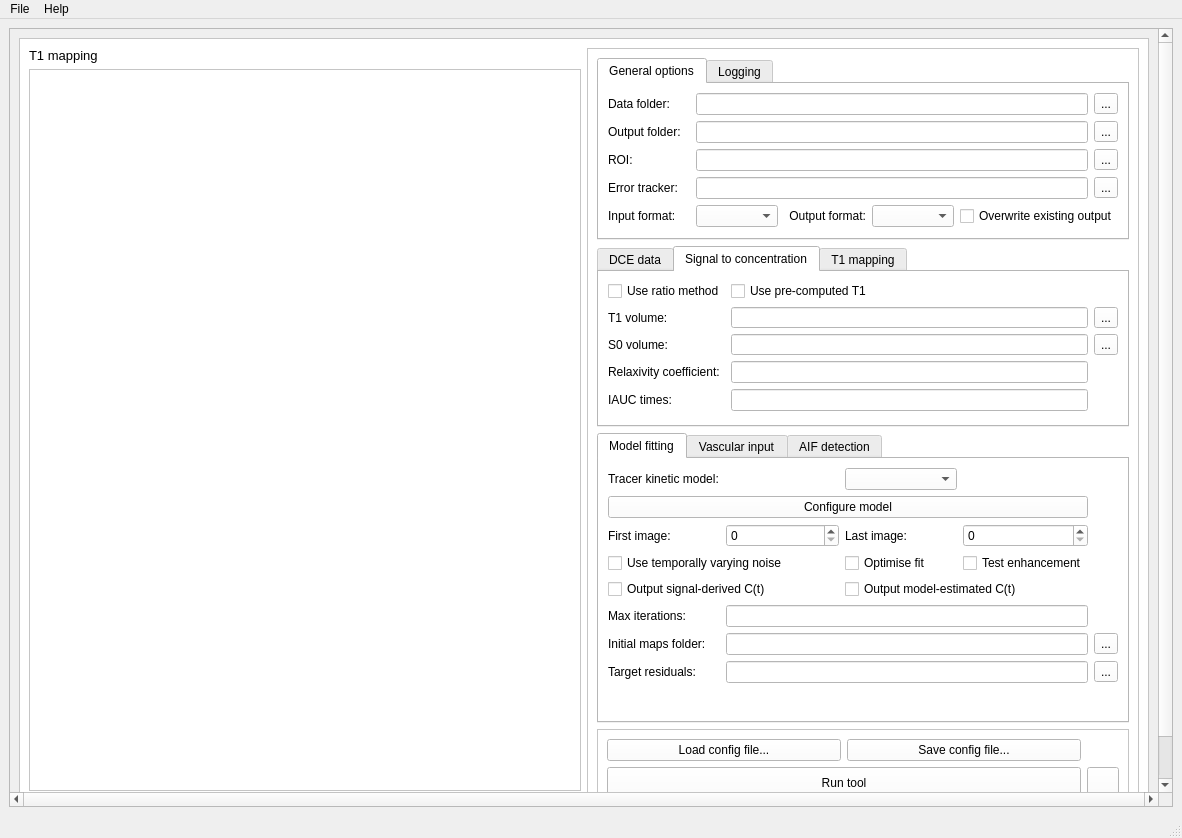
Before: the Qt Designer form madym/qt_gui/madym_gui.ui in michaelberks/madym_cxx, drawn with Qt 5.
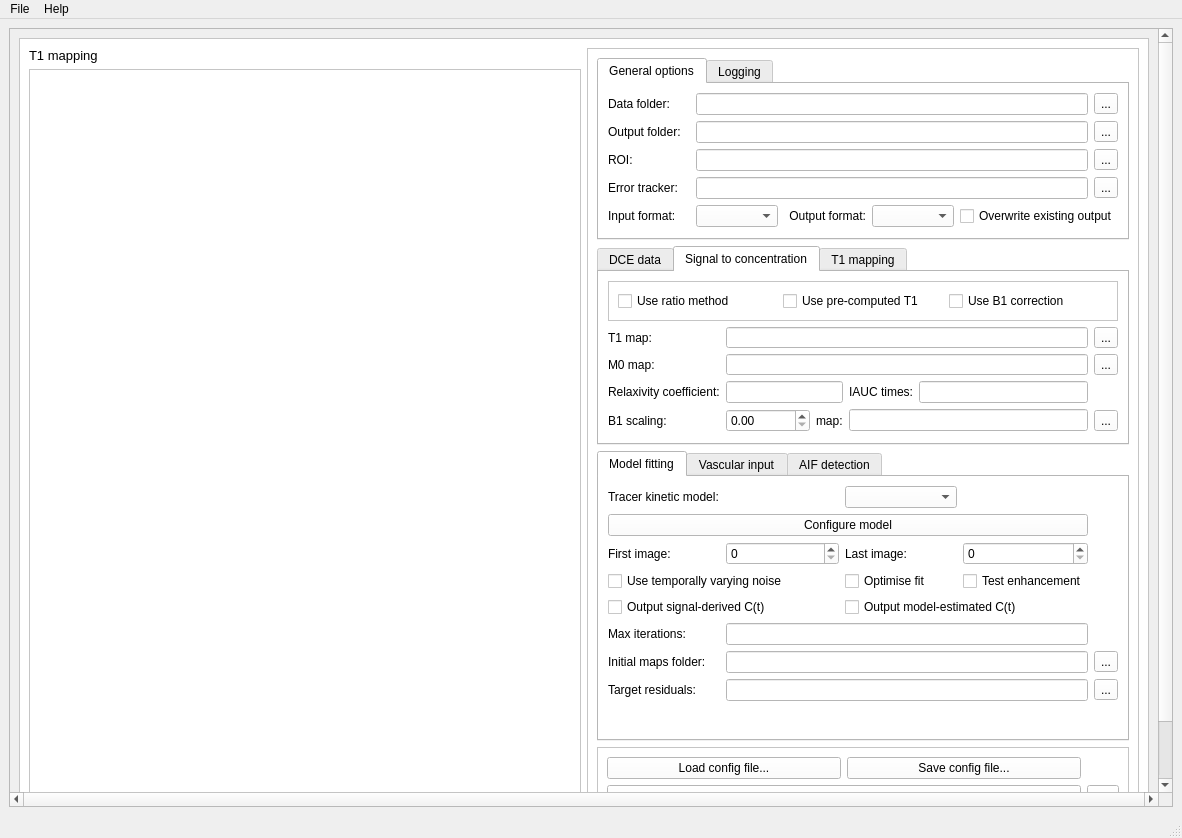
After: the same form once the commit is applied. The open tabs and pages were chosen to show the change. Icons and pictures are not drawn.

Commit message: feat(Madym): Resolve "Add ability to incorporate B1 map"

What changed in the file:
```diff
--- a/madym/qt_gui/madym_gui.ui
+++ b/madym/qt_gui/madym_gui.ui
@@ -42,7 +42,7 @@
          <x>0</x>
          <y>0</y>
          <width>1145</width>
-         <height>767</height>
+         <height>785</height>
         </rect>
        </property>
        <layout class="QHBoxLayout" name="horizontalLayout_2">
@@ -947,101 +947,169 @@
                    <string>Signal to concentration</string>
                   </attribute>
                   <layout class="QGridLayout" name="gridLayout_4">
-                   <item row="6" column="0">
-                    <spacer name="verticalSpacer_3">
-                     <property name="orientation">
-                      <enum>Qt::Vertical</enum>
-                     </property>
-                     <property name="sizeHint" stdset="0">
-                      <size>
-                       <width>20</width>
-                       <height>40</height>
-                      </size>
-                     </property>
-                    </spacer>
-                   </item>
-                   <item row="3" column="2">
-                    <widget class="QToolButton" name="s0VolPathSelect">
-                     <property name="text">
-                      <string>...</string>
-                     </property>
-                    </widget>
-                   </item>
-                   <item row="2" column="2">
-                    <widget class="QToolButton" name="t1VolPathSelect">
-                     <property name="text">
-                      <string>...</string>
-                     </property>
-                    </widget>
-                   </item>
-                   <item row="3" column="1">
-                    <widget class="QLineEdit" name="s0VolLineEdit">
-                     <property name="minimumSize">
-                      <size>
-                       <width>0</width>
-                       <height>18</height>
-                      </size>
-                     </property>
-                    </widget>
-                   </item>
-                   <item row="2" column="0">
+                   <item row="1" column="0">
                     <widget class="QLabel" name="label">
                      <property name="text">
-                      <string>T1 volume:</string>
+                      <string>T1 map:</string>
                      </property>
                     </widget>
                    </item>
-                   <item row="4" column="0">
+                   <item row="1" column="1" colspan="4">
+                    <widget class="QLineEdit" name="t1MapLineEdit">
+                     <property name="minimumSize">
+                      <size>
+                       <width>0</width>
+                       <height>18</height>
+                      </size>
+                     </property>
+                    </widget>
+                   </item>
+                   <item row="1" column="5">
+                    <widget class="QToolButton" name="t1MapPathSelect">
+                     <property name="text">
+                      <string>...</string>
+                     </property>
+                    </widget>
+                   </item>
+                   <item row="2" column="0">
+                    <widget class="QLabel" name="label_3">
+                     <property name="text">
+                      <string>M0 map:</string>
+                     </property>
+                    </widget>
+                   </item>
+                   <item row="2" column="1" colspan="4">
+                    <widget class="QLineEdit" name="m0MapLineEdit">
+                     <property name="minimumSize">
+                      <size>
+                       <width>0</width>
+                       <height>18</height>
+                      </size>
+                     </property>
+                    </widget>
+                   </item>
+                   <item row="2" column="5">
+                    <widget class="QToolButton" name="m0MapPathSelect">
+                     <property name="text">
+                      <string>...</string>
+                     </property>
+                    </widget>
+                   </item>
+                   <item row="3" column="0">
                     <widget class="QLabel" name="label_6">
                      <property name="text">
                       <string>Relaxivity coefficient:</string>
                      </property>
                     </widget>
                    </item>
-                   <item row="3" column="0">
-                    <widget class="QLabel" name="label_3">
-                     <property name="text">
-                      <string>S0 volume:</string>
-                     </property>
-                    </widget>
-                   </item>
-                   <item row="4" column="1">
+                   <item row="3" column="1" colspan="2">
                     <widget class="QLineEdit" name="r1LineEdit"/>
                    </item>
-                   <item row="2" column="1">
-                    <widget class="QLineEdit" name="t1VolLineEdit">
-                     <property name="minimumSize">
-                      <size>
-                       <width>0</width>
-                       <height>18</height>
-                      </size>
-                     </property>
-                    </widget>
-                   </item>
-                   <item row="5" column="0">
+                   <item row="3" column="3">
                     <widget class="QLabel" name="iaucLabel">
                      <property name="text">
                       <string>IAUC times:</string>
                      </property>
+                     <property name="alignment">
+                      <set>Qt::AlignRight|Qt::AlignTrailing|Qt::AlignVCenter</set>
+                     </property>
                     </widget>
                    </item>
-                   <item row="5" column="1">
+                   <item row="3" column="4">
                     <widget class="QLineEdit" name="iaucTimesLineEdit"/>
                    </item>
-                   <item row="0" column="0">
-                    <widget class="QCheckBox" name="s0UseRatioCheckBox">
+                   <item row="4" column="0">
+                    <widget class="QLabel" name="label_41">
                      <property name="text">
-                      <string>Use ratio method</string>
+                      <string>B1 scaling:</string>
                      </property>
                     </widget>
                    </item>
-                   <item row="0" column="1">
-                    <widget class="QCheckBox" name="t1UsePrecomputedCheckBox">
+                   <item row="4" column="1">
+                    <widget class="QDoubleSpinBox" name="b1ScalingSpinBox">
+                     <property name="maximum">
+                      <double>100000.000000000000000</double>
+                     </property>
+                    </widget>
+                   </item>
+                   <item row="4" column="2">
+                    <widget class="QLabel" name="label_39">
                      <property name="text">
-                      <string>Use pre-computed T1</string>
+                      <string>map:</string>
                      </property>
                     </widget>
                    </item>
+                   <item row="4" column="3" colspan="2">
+                    <widget class="QLineEdit" name="b1MapLineEdit"/>
+                   </item>
+                   <item row="4" column="5">
+                    <widget class="QToolButton" name="b1MapPathSelect">
+                     <property name="text">
+                      <string>...</string>
+                     </property>
+                    </widget>
+                   </item>
+                   <item row="5" column="1">
+                    <spacer name="verticalSpacer_3">
+                     <property name="orientation">
+                      <enum>Qt::Vertical</enum>
+                     </property>
+                     <property name="sizeHint" stdset="0">
+                      <size>
+                       <width>20</width>
+                       <height>40</height>
+                      </size>
+                     </property>
+                    </spacer>
+                   </item>
+                   <item row="0" column="0" colspan="6">
+                    <widget class="QFrame" name="frame">
+                     <property name="frameShape">
+                      <enum>QFrame::StyledPanel</enum>
+                     </property>
+                     <property name="frameShadow">
+                      <enum>QFrame::Raised</enum>
+                     </property>
+                     <layout class="QHBoxLayout" name="horizontalLayout">
+                      <item>
+                       <widget class="QCheckBox" name="m0RatioCheckBox">
+                        <property name="layoutDirection">
+                         <enum>Qt::LeftToRight</enum>
+                        </property>
+                        <property name="text">
+                         <string>Use ratio method</string>
+                        </property>
+                       </widget>
+                      </item>
+                      <item>
+                       <widget class="QCheckBox" name="t1UsePrecomputedCheckBox">
+                        <property name="layoutDirection">
+                         <enum>Qt::LeftToRight</enum>
+                        </property>
+                        <property name="text">
+                         <string>Use pre-computed T1</string>
+                        </property>
+                       </widget>
+                      </item>
+                      <item>
+                       <widget class="QCheckBox" name="b1CorrectionCheckBox">
+                        <property name="maximumSize">
+                         <size>
+                          <width>16777215</width>
+                          <height>16777215</height>
+                         </size>
+                        </property>
+                        <property name="layoutDirection">
+                         <enum>Qt::LeftToRight</enum>
+                        </property>
+                        <property name="text">
+                         <string>Use B1 correction</string>
+                        </property>
+                       </widget>
+                      </item>
+                     </layout>
+                    </widget>
+                   </item>
                   </layout>
                  </widget>
                  <widget class="QWidget" name="t1MapTab">
```
Left out of the diff: 298 changed lines with no effect on the pictures. The commit also changes 30 other files.
